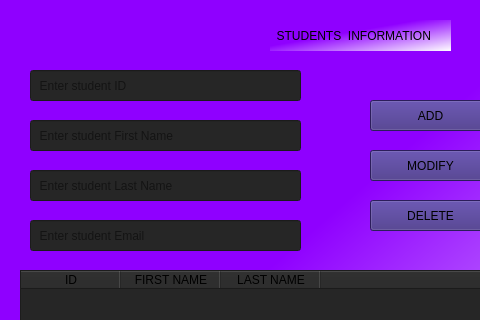
Before: the Qt Designer form ui_design/admin.ui in mariamzhamakochyan/Lab-projects, drawn with Qt 5; both pictures show x 0 to 480 and y 0 to 320 of the 700 by 600 pixel window.
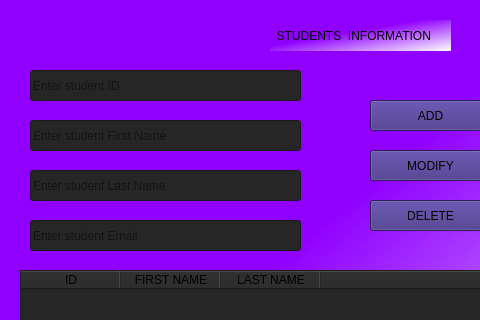
After: the same form once the commit is applied.

Commit message: student database system

Diff of the .ui file:
```diff
--- a/ui_design/admin.ui
+++ b/ui_design/admin.ui
@@ -29,7 +29,7 @@
     <string notr="true">background-color: rgb(38, 38, 38);</string>
    </property>
    <property name="placeholderText">
-    <string>  Enter student ID</string>
+    <string>Enter student ID</string>
    </property>
   </widget>
   <widget class="QLineEdit" name="lineEdit_first">
@@ -48,7 +48,7 @@
     <string/>
    </property>
    <property name="placeholderText">
-    <string>  Enter student First Name</string>
+    <string>Enter student First Name</string>
    </property>
   </widget>
   <widget class="QLineEdit" name="lineEdit_last">
@@ -64,7 +64,7 @@
     <string notr="true">background-color: rgb(38, 38, 38);</string>
    </property>
    <property name="placeholderText">
-    <string>  Enter student Last Name</string>
+    <string>Enter student Last Name</string>
    </property>
   </widget>
   <widget class="QPushButton" name="pushButton_add">
@@ -96,7 +96,7 @@
     <string notr="true">background-color: rgb(38, 38, 38);</string>
    </property>
    <property name="placeholderText">
-    <string>  Enter student Email</string>
+    <string>Enter student Email</string>
    </property>
   </widget>
   <widget class="QPushButton" name="pushButton_modify">
```
The commit also changes 7 other files.
